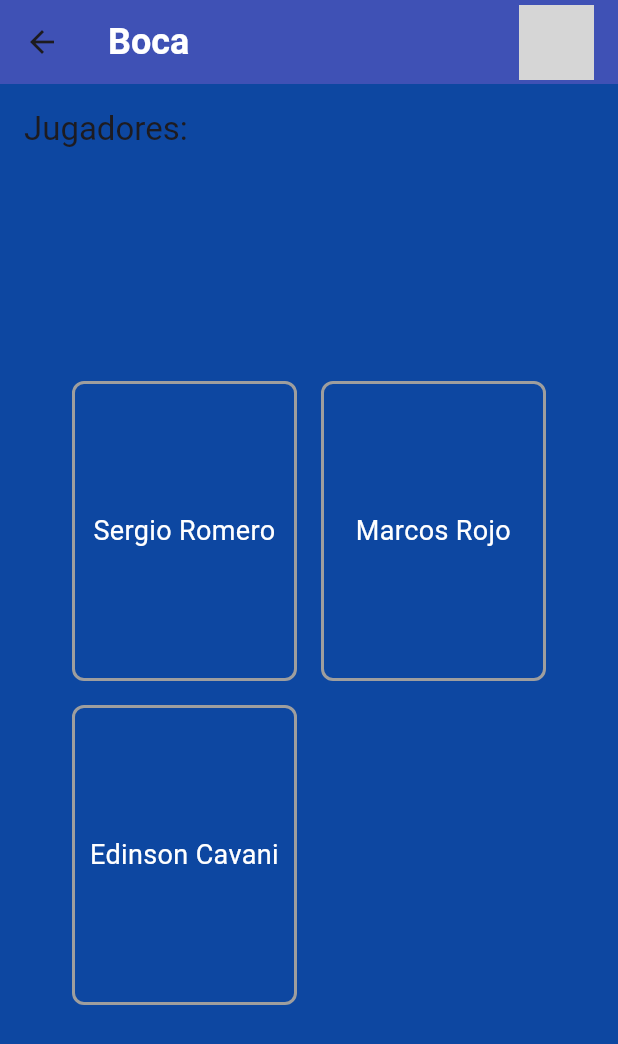
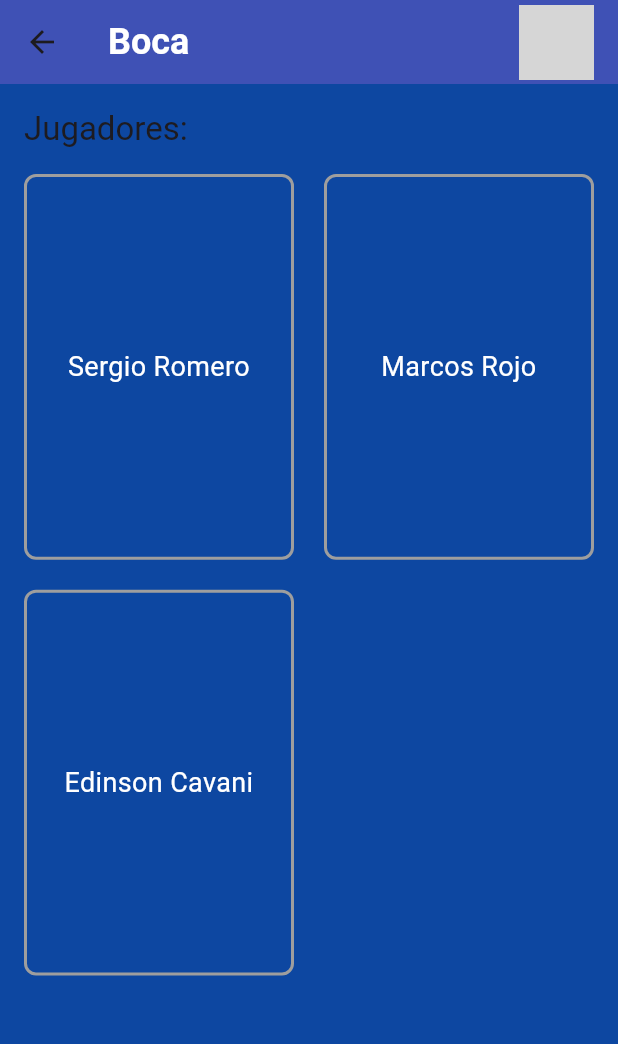
Before and after one commit to jnvillalba/proyecto_final_flutter_utn, a Flutter app: the screen it shows after launch, after a tap on "Boca", on a phone screen of 412 x 824 dp. Shown: the top 1044 px of the screen. Run offline on Flutter 3.47's test engine with Material 3 defaults, Android fonts, the phone set to English and light mode, and no system bars; network calls fail; grey boxes are pictures that could not be loaded.

Commit message:
team details page wip

```diff
--- a/lib/pages/team_detail_page.dart
+++ b/lib/pages/team_detail_page.dart
@@ -34,17 +34,17 @@ class TeamDetailPage extends StatelessWidget {
             ),
             const SizedBox(height: 16),
             Expanded(
-              child: Center(
-                // Añadido Center aquí
-                child: Wrap(
-                  spacing: 16,
-                  runSpacing: 16,
-                  children: team.players.map((player) {
-                    return StickerWidget(
-                      player: player,
-                    );
-                  }).toList(),
+              child: GridView.builder(
+                gridDelegate: const SliverGridDelegateWithFixedCrossAxisCount(
+                  crossAxisCount: 2,
+                  childAspectRatio: 0.7,
+                  mainAxisSpacing: 20,
+                  crossAxisSpacing: 20,
                 ),
+                itemCount: team.players.length,
+                itemBuilder: (context, index) {
+                  return StickerWidget(player: team.players[index]);
+                },
               ),
             ),
           ],
--- a/lib/widgets/sticker_widget.dart
+++ b/lib/widgets/sticker_widget.dart
@@ -10,8 +10,6 @@ class StickerWidget extends StatelessWidget {
   @override
   Widget build(BuildContext context) {
     return Container(
-      width: 150,
-      height: 200,
       decoration: BoxDecoration(
         border: Border.all(color: Colors.grey, width: 2),
         borderRadius: BorderRadius.circular(8),
```
